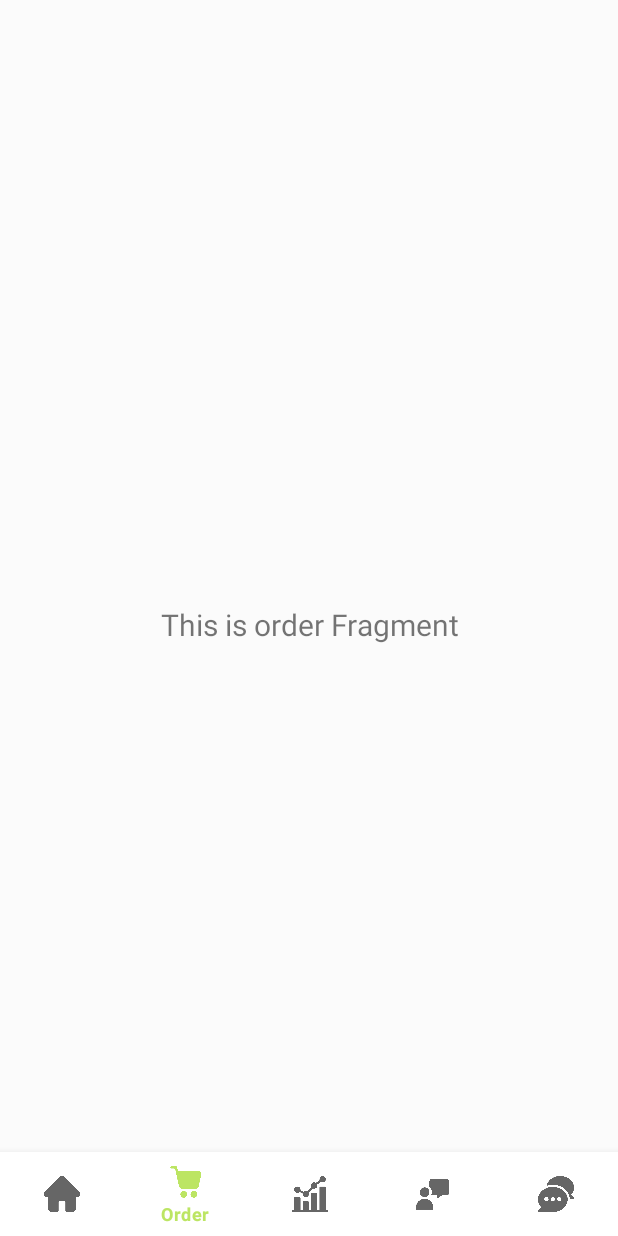
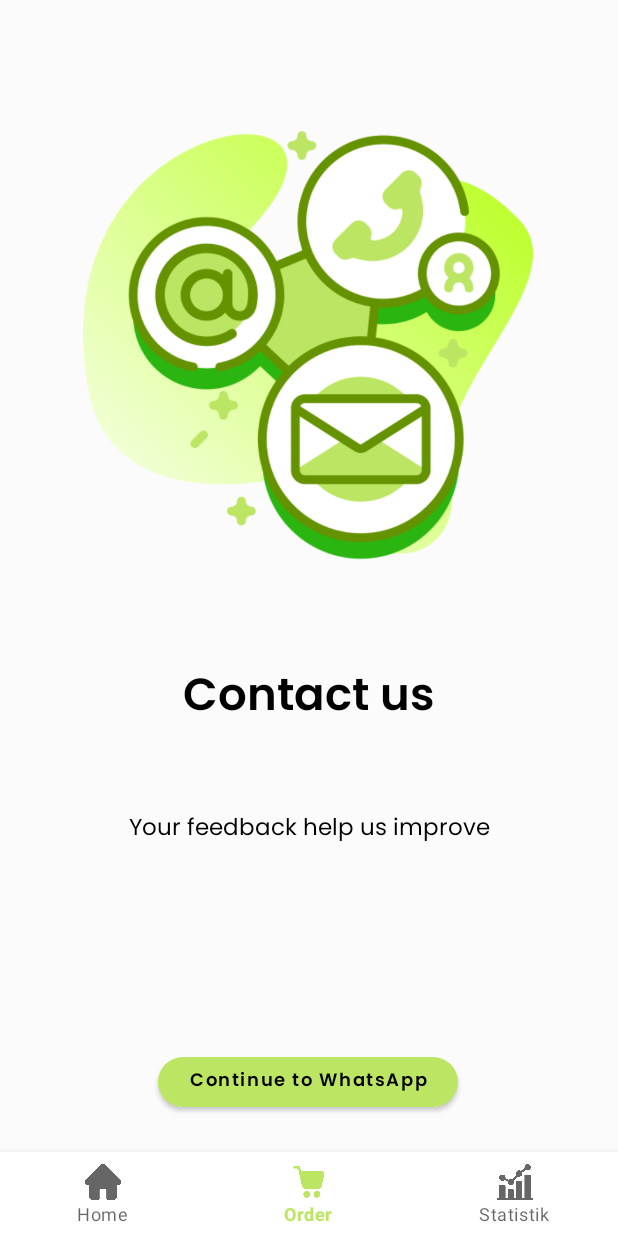
Before and after one commit to agaaaptr/Diet-Pro-App-Project, an Android app: the NavigasiActivity screen opened directly, with no data from a screen before it, item 2 of the bottom bar chosen, on a phone screen of 412 x 824 dp. Run offline under Robolectric (Android 15) with nearby library versions, the phone set to English and light mode, and no system bars; our stand-ins replace Picasso, Shimmer, navigation-ui; libraries missing offline, so code that uses them is left out: com.chibatching.kotpref, com.inyongtisto.myhelper; pictures from the network do not load; 3 statements that could not run were skipped.

Commit message:
feature(mainfeature): WhatsApp Contact

```diff
--- a/app/src/main/java/com/example/dietproapp/NavigasiActivity.kt
+++ b/app/src/main/java/com/example/dietproapp/NavigasiActivity.kt
@@ -27,9 +27,9 @@ class NavigasiActivity : AppCompatActivity() {
             setOf(
                 R.id.navigation_home,
                 R.id.navigation_order,
-                R.id.navigation_statistik,
-                R.id.navigation_konsultasi,
-                R.id.navigation_chat
+                R.id.navigation_statistik
+//                R.id.navigation_konsultasi,
+//                R.id.navigation_chat
                 )
         )
 //        setupActionBarWithNavController(navController, appBarConfiguration)
--- a/app/src/main/java/com/example/dietproapp/ui/home/DetailHomeNewsActivity.kt
+++ b/app/src/main/java/com/example/dietproapp/ui/home/DetailHomeNewsActivity.kt
@@ -2,6 +2,8 @@ package com.example.dietproapp.ui.home
 
 import android.content.Intent
 import android.os.Bundle
+import android.os.Handler
+import android.view.View
 import android.webkit.WebViewClient
 import androidx.appcompat.app.AppCompatActivity
 import com.example.dietproapp.databinding.ActivityDetailHomeNewsBinding
@@ -18,6 +20,17 @@ class DetailHomeNewsActivity : AppCompatActivity() {
         setContentView(binding.root)
 
 //        viewModel = ViewModelProvider(this).get(HomeViewModel::class.java)
+
+        //Shimmer Effect
+        binding.webView.visibility = View.GONE
+        binding.shimmerView.stopShimmerAnimation()
+
+        Handler().postDelayed({
+            binding.webView.visibility   =   View.VISIBLE
+            binding.shimmerView.stopShimmerAnimation()
+            binding.shimmerView.visibility  =   View.GONE
+        },5000)//seconds
+        //after 5 seconds loading ui will be show
 
         val articleUrl = intent.getStringExtra("article_url")
 
@@ -37,6 +50,7 @@ class DetailHomeNewsActivity : AppCompatActivity() {
             intentActivity(HomeFragment::class.java)
         }
 
+        //Share URL
         binding.imgShare.setOnClickListener {
             val articleUrl = intent.getStringExtra("article_url")
             val share = Intent(Intent.ACTION_SEND)
--- a/app/src/main/java/com/example/dietproapp/ui/order/OrderFragment.kt
+++ b/app/src/main/java/com/example/dietproapp/ui/order/OrderFragment.kt
@@ -1,5 +1,7 @@
 package com.example.dietproapp.ui.order
 
+import android.content.Intent
+import android.net.Uri
 import android.os.Bundle
 import android.view.LayoutInflater
 import android.view.View
@@ -29,11 +31,36 @@ class OrderFragment : Fragment() {
         _binding = FragmentOrderBinding.inflate(inflater, container, false)
         val root: View = binding.root
 
-        val textView: TextView = binding.textOrder
-        orderViewModel.text.observe(viewLifecycleOwner) {
-            textView.text = it
+        // Menambahkan event listener untuk tombol WhatsApp
+        mainButton()
+        return root
+    }
+
+    private fun mainButton() {
+        binding.btnUrl.setOnClickListener {
+            openWhatsAppWithAdmin()
         }
-        return root
+    }
+
+    private fun openWhatsAppWithAdmin() {
+        try {
+            // Nomor WhatsApp admin yang akan dihubungi
+            val adminPhoneNumber = "+6288293213968" // Ganti dengan nomor WhatsApp admin yang sesuai
+            val contactNumber = "Admin"
+            val message = "Halo ${contactNumber}!, saya membutuhkan bantuan."
+
+            // Membuat URI untuk memulai WhatsApp
+            val uri = Uri.parse("https://api.whatsapp.com/send?phone=${adminPhoneNumber}&text=${message}")
+
+            // Membuat Intent untuk membuka WhatsApp
+            val intent = Intent(Intent.ACTION_VIEW, uri)
+
+            // Memulai aplikasi WhatsApp
+            startActivity(intent)
+        } catch (e: Exception) {
+            // Handle jika terjadi kesalahan
+            e.printStackTrace()
+        }
     }
 
     override fun onDestroyView() {
--- a/app/src/main/res/layout/activity_detail_home_news.xml
+++ b/app/src/main/res/layout/activity_detail_home_news.xml
@@ -31,7 +31,7 @@
                     android:ellipsize="end"
                     android:maxLines="1"
                     android:singleLine="true"
-                    android:text="@string/app_name"
+                    android:text="Indonesia Health News"
                     android:textColor="@android:color/black"
                     android:textSize="18sp"
                     android:textStyle="bold" />
@@ -64,7 +64,10 @@
 
     </com.google.android.material.appbar.AppBarLayout>
 
+
+
     <LinearLayout
+    android:id="@+id/ll_news"
     android:layout_width="match_parent"
     android:layout_height="match_parent"
     android:orientation="vertical"
@@ -77,11 +80,18 @@
         android:layout_height="wrap_content"
         android:indeterminate="true" />
 
+        <com.facebook.shimmer.ShimmerFrameLayout
+            android:layout_width="match_parent"
+            android:layout_height="match_parent"
+            android:id="@+id/shimmer_view"
+            android:layout_centerInParent="true">
             <WebView
                 android:id="@+id/webView"
                 android:layout_width="match_parent"
                 android:layout_height="match_parent" />
+        </com.facebook.shimmer.ShimmerFrameLayout>
 
     </LinearLayout>
 
+
 </androidx.coordinatorlayout.widget.CoordinatorLayout>
--- a/app/src/main/res/layout/fragment_order.xml
+++ b/app/src/main/res/layout/fragment_order.xml
@@ -1,23 +1,76 @@
 <?xml version="1.0" encoding="utf-8"?>
-<androidx.constraintlayout.widget.ConstraintLayout xmlns:android="http://schemas.android.com/apk/res/android"
+<RelativeLayout xmlns:android="http://schemas.android.com/apk/res/android"
+    xmlns:app="http://schemas.android.com/apk/res-auto"
     xmlns:tools="http://schemas.android.com/tools"
     android:layout_width="match_parent"
     android:layout_height="match_parent"
-    xmlns:app="http://schemas.android.com/apk/res-auto"
-    tools:context=".ui.order.OrderFragment">
+    tools:context=".ui.tentang.TentangFragment">
+
+    <androidx.constraintlayout.widget.ConstraintLayout
+        android:layout_width="match_parent"
+        android:layout_height="match_parent">
+
 
         <TextView
-        android:id="@+id/text_Order"
+            android:id="@+id/textView4"
             android:layout_width="match_parent"
             android:layout_height="wrap_content"
-        android:layout_marginStart="8dp"
-        android:layout_marginTop="8dp"
-        android:layout_marginEnd="8dp"
-        android:textAlignment="center"
-        android:textSize="20sp"
-        app:layout_constraintBottom_toBottomOf="parent"
+            android:layout_marginTop="60dp"
+            android:fontFamily="@font/poppins_semibold"
+            android:gravity="center"
+            android:text="Contact us"
+            android:textColor="@color/black"
+            android:textSize="30sp"
             app:layout_constraintEnd_toEndOf="parent"
+            app:layout_constraintHorizontal_bias="0.0"
+            app:layout_constraintStart_toStartOf="parent"
+            app:layout_constraintTop_toBottomOf="@+id/imageView4" />
+
+        <ImageView
+            android:id="@+id/imageView4"
+            android:layout_width="300dp"
+
+            android:layout_height="300dp"
+            android:layout_marginTop="80dp"
+            android:src="@drawable/contactus"
+            app:layout_constraintEnd_toEndOf="parent"
+            app:layout_constraintHorizontal_bias="0.495"
             app:layout_constraintStart_toStartOf="parent"
             app:layout_constraintTop_toTopOf="parent" />
 
+        <TextView
+            android:id="@+id/textView6"
+            android:layout_width="match_parent"
+            android:layout_height="wrap_content"
+            android:layout_marginTop="160dp"
+            android:fontFamily="@font/poppins_regular"
+            android:gravity="center"
+            android:text="Your feedback help us improve"
+            android:textColor="@color/black"
+            android:textSize="15sp"
+            app:layout_constraintEnd_toEndOf="parent"
+            app:layout_constraintHorizontal_bias="0.0"
+            app:layout_constraintStart_toStartOf="parent"
+            app:layout_constraintTop_toBottomOf="@+id/imageView4" />
+
+        <com.google.android.material.button.MaterialButton
+            android:id="@+id/btn_url"
+            android:layout_width="200dp"
+            android:layout_height="45dp"
+            android:layout_marginBottom="80dp"
+            android:fontFamily="@font/poppins_semibold"
+            android:text="Continue to WhatsApp"
+            android:textAllCaps="false"
+            android:textColor="@color/black"
+            android:textSize="12sp"
+            app:cornerRadius="30dp"
+            app:elevation="1dp"
+            app:layout_constraintBottom_toBottomOf="parent"
+            app:layout_constraintEnd_toEndOf="parent"
+            app:layout_constraintHorizontal_bias="0.497"
+            app:layout_constraintStart_toStartOf="parent"
+            tools:ignore="MissingConstraints" />
+
     </androidx.constraintlayout.widget.ConstraintLayout>
+
+</RelativeLayout>
--- a/app/src/main/res/menu/bottom_nav_menu.xml
+++ b/app/src/main/res/menu/bottom_nav_menu.xml
@@ -16,14 +16,14 @@
         android:icon="@drawable/statistik"
         android:title="@string/title_statistik" />
 
-    <item
-        android:id="@+id/navigation_konsultasi"
-        android:icon="@drawable/konsultasi_ic"
-        android:title="@string/title_konsultasi" />
+<!--    <item-->
+<!--        android:id="@+id/navigation_konsultasi"-->
+<!--        android:icon="@drawable/konsultasi_ic"-->
+<!--        android:title="@string/title_konsultasi" />-->
 
-    <item
-        android:id="@+id/navigation_chat"
-        android:icon="@drawable/chat"
-        android:title="@string/title_chat" />
+<!--    <item-->
+<!--        android:id="@+id/navigation_chat"-->
+<!--        android:icon="@drawable/chat"-->
+<!--        android:title="@string/title_chat" />-->
 
 </menu>
--- a/app/src/main/res/navigation/mobile_navigation.xml
+++ b/app/src/main/res/navigation/mobile_navigation.xml
@@ -23,16 +23,16 @@
         android:label="@string/title_statistik"
         tools:layout="@layout/fragment_statistik" />
 
-    <fragment
-        android:id="@+id/navigation_konsultasi"
-        android:name="com.example.dietproapp.ui.konsultasi.KonsultasiFragment"
-        android:label="@string/title_konsultasi"
-        tools:layout="@layout/fragment_konsultasi" />
+<!--    <fragment-->
+<!--        android:id="@+id/navigation_konsultasi"-->
+<!--        android:name="com.example.dietproapp.ui.konsultasi.KonsultasiFragment"-->
+<!--        android:label="@string/title_konsultasi"-->
+<!--        tools:layout="@layout/fragment_konsultasi" />-->
 
-    <fragment
-        android:id="@+id/navigation_chat"
-        android:name="com.example.dietproapp.ui.chat.ChatFragment"
-        android:label="@string/title_chat"
-        tools:layout="@layout/fragment_chat" />
+<!--    <fragment-->
+<!--        android:id="@+id/navigation_chat"-->
+<!--        android:name="com.example.dietproapp.ui.chat.ChatFragment"-->
+<!--        android:label="@string/title_chat"-->
+<!--        tools:layout="@layout/fragment_chat" />-->
 
 </navigation>
```
Also changed, not shown: app/src/main/res/drawable/contactus.png (added). Lines whose indentation alone changed are shown as unchanged.
